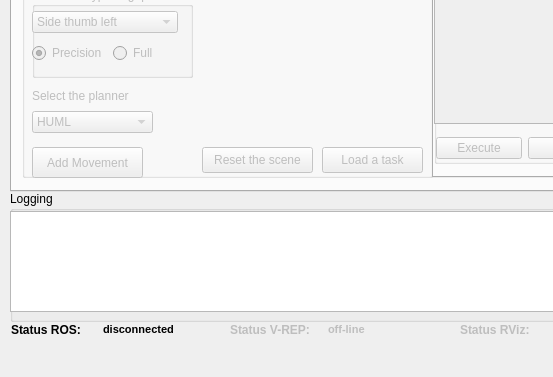
First picture: the form in ui/main_window.ui, repository zohannn/motion_manager, before the edit; both pictures show x 0 to 553 and y 328 to 705 of the 1101 by 705 pixel window.
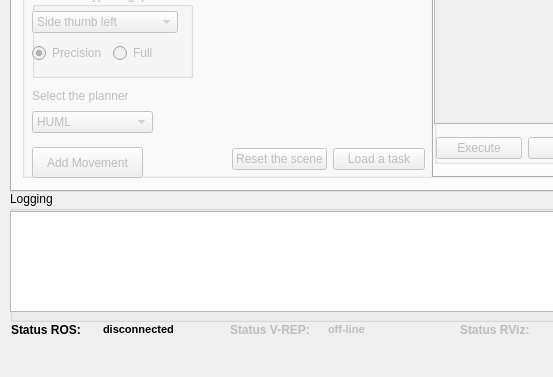
Second picture: the form after the edit. Icons and pictures are not drawn.

The edit to the form file:
```diff
--- a/ui/main_window.ui
+++ b/ui/main_window.ui
@@ -694,31 +694,31 @@
         </item>
        </layout>
       </widget>
-      <widget class="QPushButton" name="pushButton_scene_reset">
+      <widget class="QWidget" name="">
        <property name="geometry">
         <rect>
-         <x>180</x>
+         <x>210</x>
          <y>420</y>
-         <width>111</width>
-         <height>26</height>
+         <width>193</width>
+         <height>25</height>
         </rect>
        </property>
-       <property name="text">
-        <string>Reset the scene</string>
-       </property>
-      </widget>
-      <widget class="QPushButton" name="pushButton_load_task">
-       <property name="geometry">
-        <rect>
-         <x>300</x>
-         <y>420</y>
-         <width>101</width>
-         <height>26</height>
-        </rect>
-       </property>
-       <property name="text">
-        <string>Load a task</string>
-       </property>
+       <layout class="QHBoxLayout" name="horizontalLayout">
+        <item>
+         <widget class="QPushButton" name="pushButton_scene_reset">
+          <property name="text">
+           <string>Reset the scene</string>
+          </property>
+         </widget>
+        </item>
+        <item>
+         <widget class="QPushButton" name="pushButton_load_task">
+          <property name="text">
+           <string>Load a task</string>
+          </property>
+         </widget>
+        </item>
+       </layout>
       </widget>
      </widget>
      <widget class="QGroupBox" name="groupBox_task">
```
